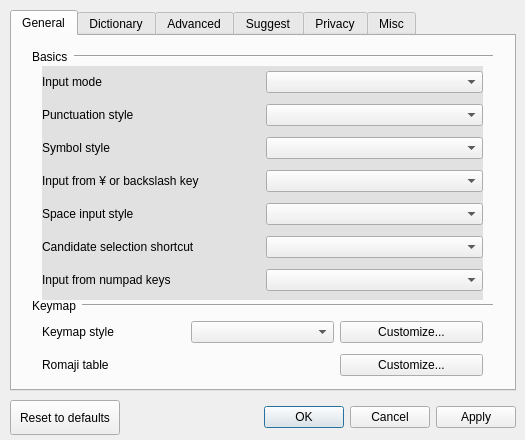
Before: the Qt Designer form src/gui/config_dialog/config_dialog.ui in yoshikiobata/mozc, drawn with Qt 5.
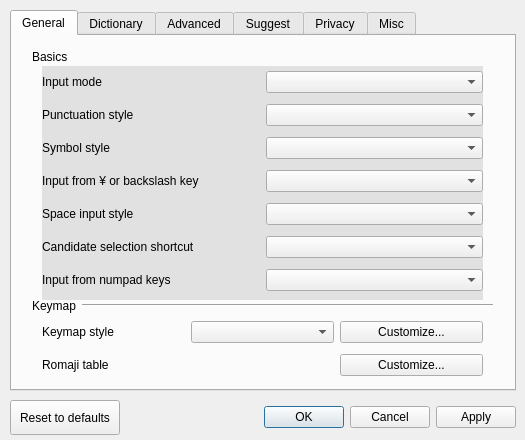
After: the same form once the commit is applied. Custom widgets are drawn as their Qt base class.

Commit message: remove divider

Patch:
```diff
--- a/src/gui/config_dialog/config_dialog.ui
+++ b/src/gui/config_dialog/config_dialog.ui
@@ -257,19 +257,6 @@
          </property>
         </widget>
        </item>
-       <item>
-        <widget class="Line" name="basicsLine">
-         <property name="sizePolicy">
-          <sizepolicy hsizetype="MinimumExpanding" vsizetype="Fixed">
-           <horstretch>0</horstretch>
-           <verstretch>0</verstretch>
-          </sizepolicy>
-         </property>
-         <property name="orientation">
-          <enum>Qt::Horizontal</enum>
-         </property>
-        </widget>
-       </item>
       </layout>
      </widget>
      <widget class="QWidget" name="horizontalLayoutWidget_8">
```
